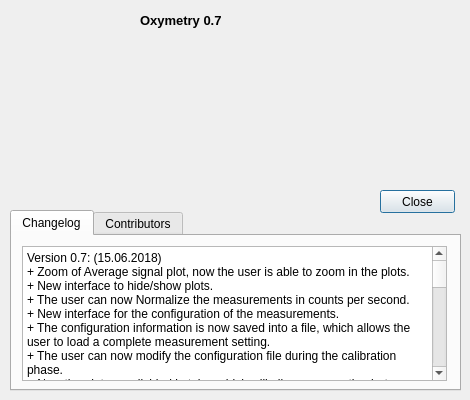
First picture: the form in panel_about.ui, repository CesarCarvajal/Oxymetry-Backup-2018, before the edit.
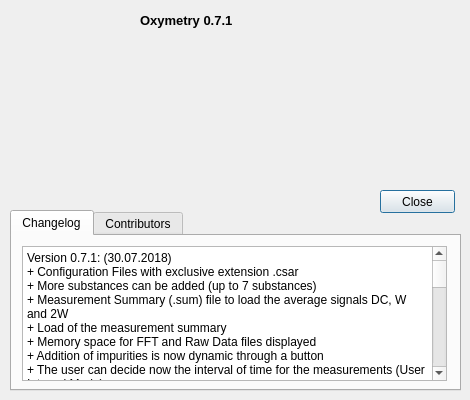
Second picture: the form after the edit.

The edit to the form file:
```diff
--- a/panel_about.ui
+++ b/panel_about.ui
@@ -58,7 +58,7 @@
     </font>
    </property>
    <property name="text">
-    <string>Oxymetry 0.7</string>
+    <string>Oxymetry 0.7.1</string>
    </property>
   </widget>
   <widget class="QLabel" name="label_compiler">
@@ -163,7 +163,22 @@
       <bool>true</bool>
      </property>
      <property name="plainText">
-      <string>Version 0.7: (15.06.2018)
+      <string>Version 0.7.1: (30.07.2018)
++ Configuration Files with exclusive extension .csar
++ More substances can be added (up to 7 substances)
++ Measurement Summary (.sum) file to load the average signals DC, W and 2W
++ Load of the measurement summary
++ Memory space for FFT and Raw Data files displayed
++ Addition of impurities is now dynamic through a button
++ The user can decide now the interval of time for the measurements (User Interval Mode)
++ The user can select the saving option sin the configuration window
++ Concentration values are now shown instead of the file names
++ The software highlights all the measurements already done
++ Names of substances are shown in the Pumps and FFT Files
+- Saving options aren't shown in the main panel anymore 
+- File names aren't shown in the measurement list anymore
+
+Version 0.7: (15.06.2018)
 + Zoom of Average signal plot, now the user is able to zoom in the plots.
 + New interface to hide/show plots.
 + The user can now Normalize the measurements in counts per second.
```
